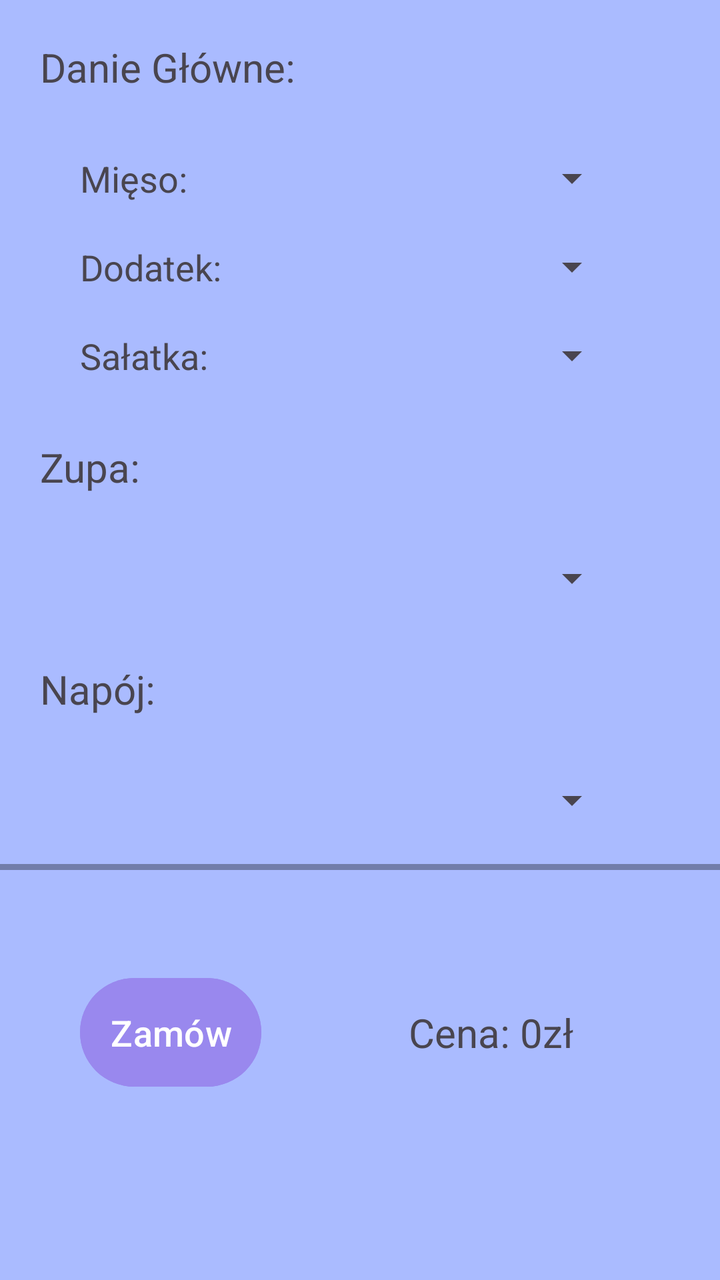
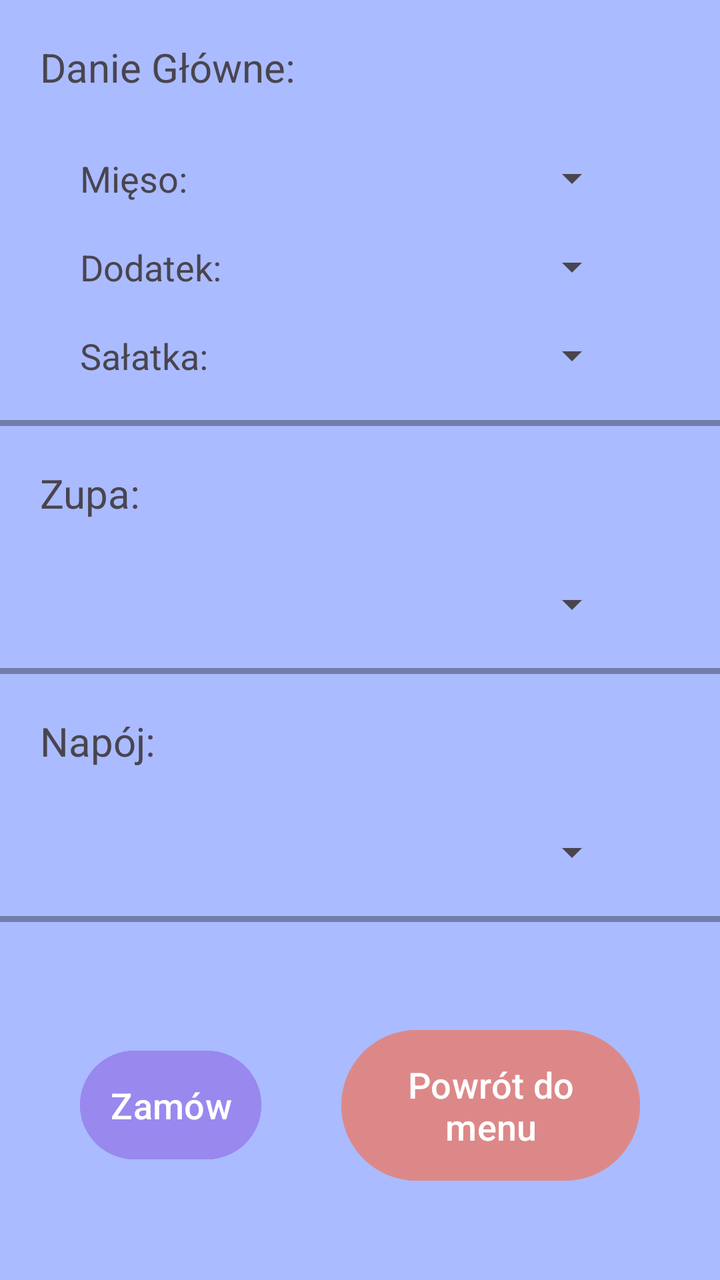

Two renders of the same Android screen: before a commit and after it. Below are the layout's source before the change and the commit's diff.
<!-- AndroidManifest.xml: application theme Theme.PKT -->
<!-- res/layout/fragment_custom_order.xml -->
<?xml version="1.0" encoding="utf-8"?>
<LinearLayout xmlns:android="http://schemas.android.com/apk/res/android"
    xmlns:tools="http://schemas.android.com/tools"
    android:layout_width="match_parent"
    android:layout_height="match_parent"
    tools:context=".ui.CustomOrderFragment"
    android:orientation="vertical"
    android:background="#aabbff">


    <TextView
        android:layout_margin="20dp"
        android:layout_width="match_parent"
        android:layout_height="wrap_content"
        android:text="Danie Główne:"
        android:textSize="20sp"/>

    <LinearLayout
        tools:ignore="UselessLeaf,UselessParent"
        android:layout_width="match_parent"
        android:layout_height="wrap_content"
        android:orientation="horizontal"
        android:layout_marginHorizontal="20dp"
        android:padding="10dp">

        <TextView
            android:layout_width="wrap_content"
            android:layout_height="match_parent"
            android:text="Mięso:"
            android:textSize="18sp"
            android:layout_marginHorizontal="10dp"/>

        <Spinner
            android:layout_width="match_parent"
            android:layout_height="match_parent"
            android:layout_marginHorizontal="20dp"
            android:id="@+id/customMeatSpinner"
            />

    </LinearLayout>

    <LinearLayout
        tools:ignore="UselessLeaf,UselessParent"
        android:layout_width="match_parent"
        android:layout_height="wrap_content"
        android:orientation="horizontal"
        android:layout_marginHorizontal="20dp"
        android:padding="10dp">

        <TextView
            android:layout_width="wrap_content"
            android:layout_height="match_parent"
            android:text="Dodatek:"
            android:textSize="18sp"
            android:layout_marginHorizontal="10dp"/>

        <Spinner
            android:layout_width="match_parent"
            android:layout_height="match_parent"
            android:layout_marginHorizontal="20dp"
            android:id="@+id/customDodatekSpinner"
            />

    </LinearLayout>

    <LinearLayout
        tools:ignore="UselessLeaf,UselessParent"
        android:layout_width="match_parent"
        android:layout_height="wrap_content"
        android:orientation="horizontal"
        android:layout_marginHorizontal="20dp"
        android:padding="10dp">

        <TextView
            android:layout_width="wrap_content"
            android:layout_height="match_parent"
            android:text="Sałatka:"
            android:textSize="18sp"
            android:layout_marginHorizontal="10dp"/>

        <Spinner
            android:layout_width="match_parent"
            android:layout_height="match_parent"
            android:layout_marginHorizontal="20dp"
            android:id="@+id/customSaladSpinner"
            />

    </LinearLayout>

    <TextView
        android:layout_margin="20dp"
        android:layout_width="match_parent"
        android:layout_height="wrap_content"
        android:text="Zupa:"
        android:textSize="20sp"/>

    <LinearLayout
        tools:ignore="UselessLeaf,UselessParent"
        android:layout_width="match_parent"
        android:layout_height="wrap_content"
        android:orientation="horizontal"
        android:layout_marginHorizontal="20dp"
        android:padding="10dp">

        <Spinner
            android:layout_width="match_parent"
            android:layout_height="match_parent"
            android:layout_marginHorizontal="20dp"
            android:id="@+id/customSoupSpinner"
            />

    </LinearLayout>

    <TextView
        android:layout_margin="20dp"
        android:layout_width="match_parent"
        android:layout_height="wrap_content"
        android:text="Napój:"
        android:textSize="20sp"/>

    <LinearLayout
        tools:ignore="UselessLeaf,UselessParent"
        android:layout_width="match_parent"
        android:layout_height="wrap_content"
        android:orientation="horizontal"
        android:layout_marginHorizontal="20dp"
        android:padding="10dp">

        <Spinner
            android:layout_width="match_parent"
            android:layout_height="match_parent"
            android:layout_marginHorizontal="20dp"
            android:id="@+id/customDrinkSpinner"
            />

    </LinearLayout>

    <FrameLayout
        android:layout_marginVertical="10dp"
        android:layout_width="match_parent"
        android:layout_height="3dp"
        android:background="@color/separatorColor"/>


    <LinearLayout
        tools:ignore="UselessLeaf,UselessParent"
        android:layout_width="match_parent"
        android:layout_height="wrap_content"
        android:orientation="horizontal"
        android:layout_margin="10dp"
        android:padding="10dp">

        <Button
            android:id="@+id/submitCustomOrder"
            android:layout_width="wrap_content"
            android:layout_height="wrap_content"
            android:layout_gravity="center"
            android:text="Zamów"
            android:textSize="18sp"
            android:layout_margin="20dp"
            android:padding="15dp"
            android:backgroundTint="#9988ee"/>

        <TextView
            android:layout_width="match_parent"
            android:layout_height="match_parent"
            android:text="Cena: 0zł"
            android:gravity="center"
            android:textSize="20sp"/>

    </LinearLayout>


</LinearLayout>
<!-- resources referenced by this layout -->
<resources>
  <color name="separatorColor">#55000000</color>
  <style name="Theme.PKT" parent="Base.Theme.PKT" />
  <style name="Base.Theme.PKT" parent="Theme.Material3.DayNight.NoActionBar">
          
          
      </style>
</resources>

<!-- the commit's change to res/layout/fragment_custom_order.xml (unified diff, before → after) -->
@@ -34,7 +34,7 @@
             android:layout_width="match_parent"
             android:layout_height="match_parent"
             android:layout_marginHorizontal="20dp"
-            android:id="@+id/customMeatSpinner"
+            android:id="@+id/meatSpinner"
             />
 
     </LinearLayout>
@@ -58,7 +58,7 @@
             android:layout_width="match_parent"
             android:layout_height="match_parent"
             android:layout_marginHorizontal="20dp"
-            android:id="@+id/customDodatekSpinner"
+            android:id="@+id/sideSpinner"
             />
 
     </LinearLayout>
@@ -82,10 +82,16 @@
             android:layout_width="match_parent"
             android:layout_height="match_parent"
             android:layout_marginHorizontal="20dp"
-            android:id="@+id/customSaladSpinner"
+            android:id="@+id/saladSpinner"
             />
 
     </LinearLayout>
+
+    <FrameLayout
+        android:layout_marginTop="10dp"
+        android:layout_width="match_parent"
+        android:layout_height="3dp"
+        android:background="@color/separatorColor"/>
 
     <TextView
         android:layout_margin="20dp"
@@ -110,6 +116,12 @@
             />
 
     </LinearLayout>
+
+    <FrameLayout
+        android:layout_marginTop="10dp"
+        android:layout_width="match_parent"
+        android:layout_height="3dp"
+        android:background="@color/separatorColor"/>
 
     <TextView
         android:layout_margin="20dp"
@@ -161,12 +173,16 @@
             android:padding="15dp"
             android:backgroundTint="#9988ee"/>
 
-        <TextView
-            android:layout_width="match_parent"
-            android:layout_height="match_parent"
-            android:text="Cena: 0zł"
-            android:gravity="center"
-            android:textSize="20sp"/>
+        <Button
+            android:id="@+id/cancelOrder"
+            android:layout_width="wrap_content"
+            android:layout_height="wrap_content"
+            android:layout_gravity="center"
+            android:text="Powrót do menu"
+            android:textSize="18sp"
+            android:layout_margin="20dp"
+            android:padding="15dp"
+            android:backgroundTint="#dd8888"/>
 
     </LinearLayout>
 
